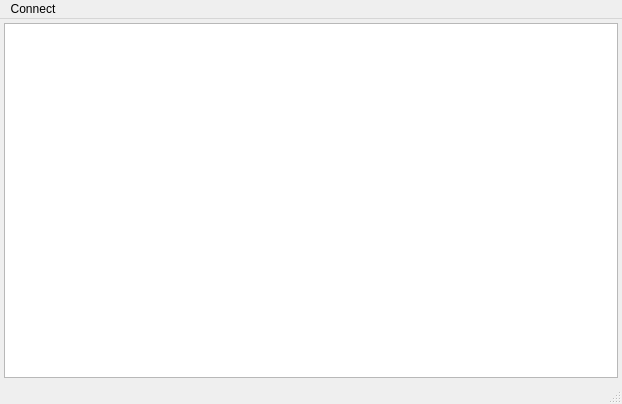
First picture: the form in mainwindow.ui, repository Kudesnick/regexpterm, before the edit.
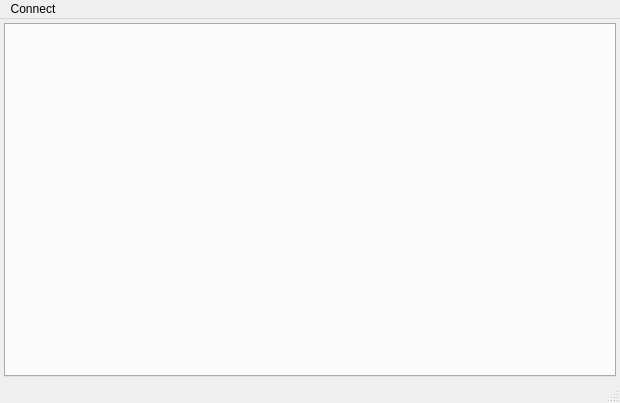
Second picture: the form after the edit. Custom widgets are drawn as their Qt base class.

Commit message: [mod] Добавил динамическое создание вкладок и реализовал их удаление

```diff
--- a/mainwindow.ui
+++ b/mainwindow.ui
@@ -6,8 +6,8 @@
    <rect>
     <x>0</x>
     <y>0</y>
-    <width>622</width>
-    <height>404</height>
+    <width>620</width>
+    <height>403</height>
    </rect>
   </property>
   <property name="windowTitle">
@@ -33,40 +33,24 @@
     <property name="spacing">
      <number>4</number>
     </property>
-    <item row="1" column="0">
-     <layout class="QGridLayout" name="gridLayout_1">
-      <property name="spacing">
-       <number>4</number>
+    <item row="0" column="0">
+     <widget class="QTabWidget" name="tabWidget">
+      <property name="usesScrollButtons">
+       <bool>true</bool>
       </property>
-      <item row="0" column="0">
-       <widget class="Console" name="txOut">
-        <property name="sizePolicy">
-         <sizepolicy hsizetype="Maximum" vsizetype="Maximum">
-          <horstretch>0</horstretch>
-          <verstretch>0</verstretch>
-         </sizepolicy>
-        </property>
-        <property name="minimumSize">
-         <size>
-          <width>0</width>
-          <height>0</height>
-         </size>
-        </property>
-        <property name="maximumSize">
-         <size>
-          <width>16777214</width>
-          <height>16777214</height>
-         </size>
-        </property>
-        <property name="font">
-         <font>
-          <family>Courier New</family>
-          <pointsize>10</pointsize>
-         </font>
-        </property>
-       </widget>
-      </item>
-     </layout>
+      <property name="documentMode">
+       <bool>false</bool>
+      </property>
+      <property name="tabsClosable">
+       <bool>true</bool>
+      </property>
+      <property name="movable">
+       <bool>true</bool>
+      </property>
+      <property name="tabBarAutoHide">
+       <bool>false</bool>
+      </property>
+     </widget>
     </item>
    </layout>
   </widget>
@@ -75,8 +59,8 @@
     <rect>
      <x>0</x>
      <y>0</y>
-     <width>622</width>
-     <height>22</height>
+     <width>620</width>
+     <height>21</height>
     </rect>
    </property>
    <widget class="QMenu" name="menuConnect">
@@ -88,13 +72,6 @@
   </widget>
   <widget class="QStatusBar" name="statusBar"/>
  </widget>
- <customwidgets>
-  <customwidget>
-   <class>Console</class>
-   <extends>QPlainTextEdit</extends>
-   <header>console.h</header>
-  </customwidget>
- </customwidgets>
  <resources/>
  <connections/>
 </ui>
```
The commit also changes 2 other files.
